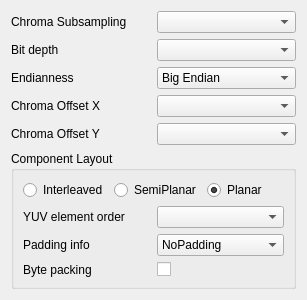
Above: YUViewLib/ui/videoHandlerYUV_CustomFormatDialog.ui from FaiScofield/YUView before the change. Below: the same form after it.
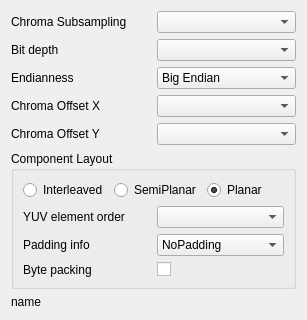
That is the form after the change.

Commit message:
refactor[YUV]: 重构YUV自定义格式对话框
1. 添加新的updateUiFromFormat方法统一管理UI更新
2. 实现格式名称标签显示功能
3. 优化控件状态管理逻辑
4. 添加10-bit字节打包支持
5. 统一信号处理逻辑

The edit to the form file:
```diff
--- a/YUViewLib/ui/videoHandlerYUV_CustomFormatDialog.ui
+++ b/YUViewLib/ui/videoHandlerYUV_CustomFormatDialog.ui
@@ -343,6 +343,13 @@
      </layout>
     </widget>
    </item>
+   <item>
+    <widget class="QLabel" name="labelYuvFmtName">
+     <property name="text">
+      <string>name</string>
+     </property>
+    </widget>
+   </item>
   </layout>
  </widget>
  <tabstops>
```
The commit also changes 6 other files.
